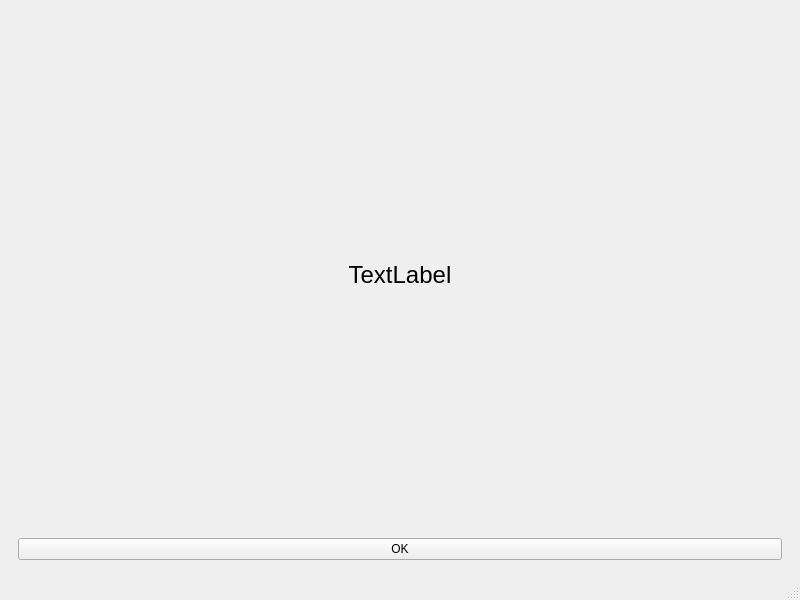
ultra-bugs/pyside-base, file windows/main/main_window.ui: the form before one commit.
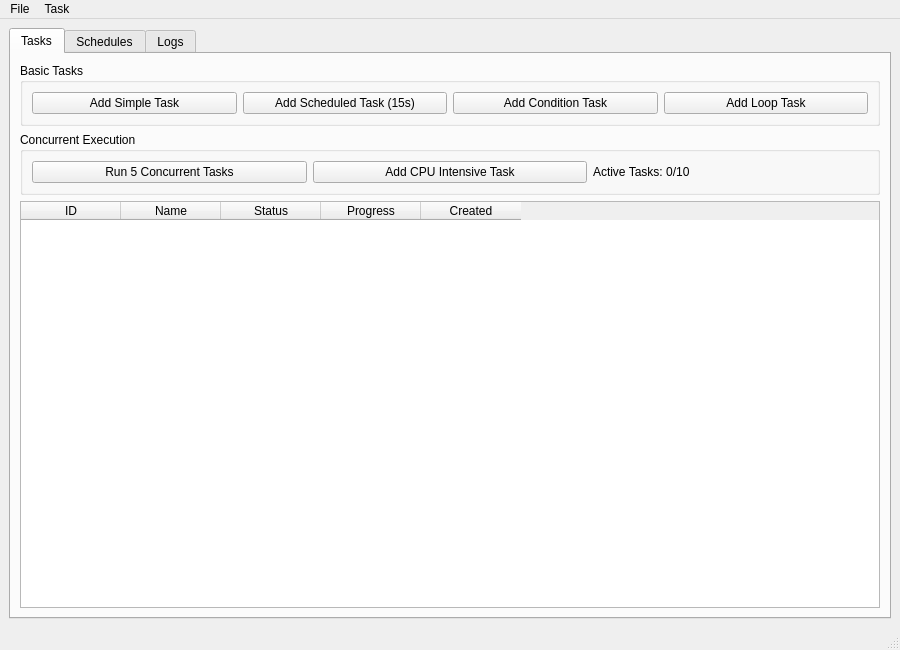
The form after the commit.

Commit message: Add Task system, tools & examples

The edit to the form file:
```diff
--- a/windows/main/main_window.ui
+++ b/windows/main/main_window.ui
@@ -22,41 +22,179 @@
             <rect>
                 <x>0</x>
                 <y>0</y>
-                <width>800</width>
-                <height>600</height>
+                <width>900</width>
+                <height>650</height>
             </rect>
         </property>
         <property name="windowTitle">
             <string>MainWindow</string>
         </property>
         <widget class="QWidget" name="centralwidget">
-            <layout class="QHBoxLayout" name="horizontalLayout">
+            <layout class="QVBoxLayout" name="verticalLayout">
                 <item>
-                    <widget class="QWidget" name="widget" native="true">
-                        <layout class="QVBoxLayout" name="verticalLayout">
-                            <item>
-                                <widget class="QLabel" name="label">
-                                    <property name="font">
-                                        <font>
-                                            <pointsize>18</pointsize>
-                                        </font>
-                                    </property>
-                                    <property name="text">
-                                        <string>TextLabel</string>
-                                    </property>
-                                    <property name="alignment">
-                                        <set>Qt::AlignCenter</set>
-                                    </property>
-                                </widget>
-                            </item>
-                            <item>
-                                <widget class="QPushButton" name="btn">
-                                    <property name="text">
-                                        <string>OK</string>
-                                    </property>
-                                </widget>
-                            </item>
-                        </layout>
+                    <widget class="QTabWidget" name="tabWidget">
+                        <property name="currentIndex">
+                            <number>0</number>
+                        </property>
+                        <widget class="QWidget" name="tabTasks">
+                            <attribute name="title">
+                                <string>Tasks</string>
+                            </attribute>
+                            <layout class="QVBoxLayout" name="verticalLayout_2">
+                                <item>
+                                    <widget class="QGroupBox" name="groupBoxActions">
+                                        <property name="title">
+                                            <string>Basic Tasks</string>
+                                        </property>
+                                        <layout class="QHBoxLayout" name="horizontalLayout">
+                                            <item>
+                                                <widget class="QPushButton" name="btnAddSimpleTask">
+                                                    <property name="text">
+                                                        <string>Add Simple Task</string>
+                                                    </property>
+                                                </widget>
+                                            </item>
+                                            <item>
+                                                <widget class="QPushButton" name="btnAddScheduledTask">
+                                                    <property name="text">
+                                                        <string>Add Scheduled Task (15s)</string>
+                                                    </property>
+                                                </widget>
+                                            </item>
+                                            <item>
+                                                <widget class="QPushButton" name="btnAddConditionTask">
+                                                    <property name="text">
+                                                        <string>Add Condition Task</string>
+                                                    </property>
+                                                </widget>
+                                            </item>
+                                            <item>
+                                                <widget class="QPushButton" name="btnAddLoopTask">
+                                                    <property name="text">
+                                                        <string>Add Loop Task</string>
+                                                    </property>
+                                                </widget>
+                                            </item>
+                                        </layout>
+                                    </widget>
+                                </item>
+                                <item>
+                                    <widget class="QGroupBox" name="groupBoxConcurrent">
+                                        <property name="title">
+                                            <string>Concurrent Execution</string>
+                                        </property>
+                                        <layout class="QHBoxLayout" name="horizontalLayout_2">
+                                            <item>
+                                                <widget class="QPushButton" name="btnAddConcurrentTasks">
+                                                    <property name="text">
+                                                        <string>Run 5 Concurrent Tasks</string>
+                                                    </property>
+                                                </widget>
+                                            </item>
+                                            <item>
+                                                <widget class="QPushButton" name="btnAddCpuIntensiveTask">
+                                                    <property name="text">
+                                                        <string>Add CPU Intensive Task</string>
+                                                    </property>
+                                                </widget>
+                                            </item>
+                                            <item>
+                                                <widget class="QLabel" name="lblActiveTasks">
+                                                    <property name="text">
+                                                        <string>Active Tasks: 0/10</string>
+                                                    </property>
+                                                </widget>
+                                            </item>
+                                        </layout>
+                                    </widget>
+                                </item>
+                                <item>
+                                    <widget class="QTableWidget" name="tableTasks">
+                                        <property name="selectionBehavior">
+                                            <enum>QAbstractItemView::SelectRows</enum>
+                                        </property>
+                                        <column>
+                                            <property name="text">
+                                                <string>ID</string>
+                                            </property>
+                                        </column>
+                                        <column>
+                                            <property name="text">
+                                                <string>Name</string>
+                                            </property>
+                                        </column>
+                                        <column>
+                                            <property name="text">
+                                                <string>Status</string>
+                                            </property>
+                                        </column>
+                                        <column>
+                                            <property name="text">
+                                                <string>Progress</string>
+                                            </property>
+                                        </column>
+                                        <column>
+                                            <property name="text">
+                                                <string>Created</string>
+                                            </property>
+                                        </column>
+                                    </widget>
+                                </item>
+                            </layout>
+                        </widget>
+                        <widget class="QWidget" name="tabSchedules">
+                            <attribute name="title">
+                                <string>Schedules</string>
+                            </attribute>
+                            <layout class="QVBoxLayout" name="verticalLayout_3">
+                                <item>
+                                    <widget class="QTableWidget" name="tableSchedules">
+                                        <property name="selectionBehavior">
+                                            <enum>QAbstractItemView::SelectRows</enum>
+                                        </property>
+                                        <column>
+                                            <property name="text">
+                                                <string>Task ID</string>
+                                            </property>
+                                        </column>
+                                        <column>
+                                            <property name="text">
+                                                <string>Task Name</string>
+                                            </property>
+                                        </column>
+                                        <column>
+                                            <property name="text">
+                                                <string>Status</string>
+                                            </property>
+                                        </column>
+                                        <column>
+                                            <property name="text">
+                                                <string>Next Run</string>
+                                            </property>
+                                        </column>
+                                        <column>
+                                            <property name="text">
+                                                <string>Remaining</string>
+                                            </property>
+                                        </column>
+                                    </widget>
+                                </item>
+                            </layout>
+                        </widget>
+                        <widget class="QWidget" name="tabLogs">
+                            <attribute name="title">
+                                <string>Logs</string>
+                            </attribute>
+                            <layout class="QVBoxLayout" name="verticalLayout_4">
+                                <item>
+                                    <widget class="QTextEdit" name="txtLogs">
+                                        <property name="readOnly">
+                                            <bool>true</bool>
+                                        </property>
+                                    </widget>
+                                </item>
+                            </layout>
+                        </widget>
                     </widget>
                 </item>
             </layout>
@@ -66,10 +204,28 @@
                 <rect>
                     <x>0</x>
                     <y>0</y>
-                    <width>800</width>
-                    <height>23</height>
+                    <width>900</width>
+                    <height>22</height>
                 </rect>
             </property>
+            <widget class="QMenu" name="menuFile">
+                <property name="title">
+                    <string>File</string>
+                </property>
+                <addaction name="actionExit"/>
+            </widget>
+            <widget class="QMenu" name="menuTask">
+                <property name="title">
+                    <string>Task</string>
+                </property>
+                <addaction name="actionNewTask"/>
+                <addaction name="actionNewScheduledTask"/>
+                <addaction name="separator"/>
+                <addaction name="actionRunConcurrentTasks"/>
+                <addaction name="actionCpuIntensiveTask"/>
+            </widget>
+            <addaction name="menuFile"/>
+            <addaction name="menuTask"/>
         </widget>
         <widget class="QStatusBar" name="statusbar"/>
     </widget>
```
Left out of the diff: 25 changed lines with no effect on the pictures. The commit also changes 16 other files.
